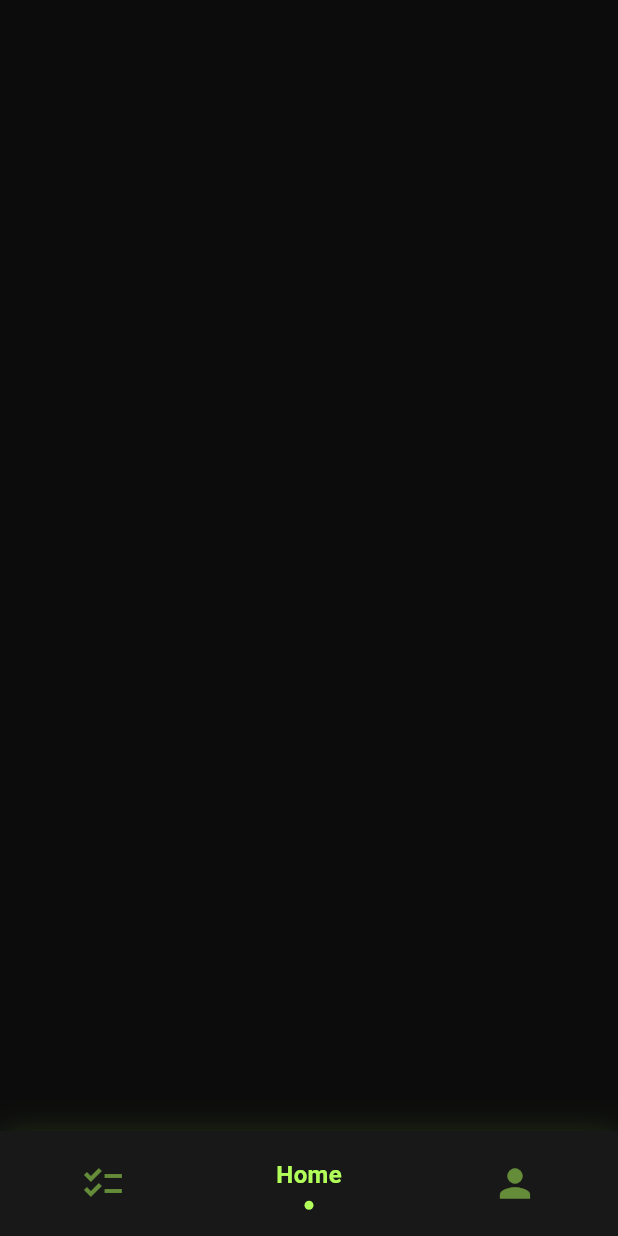
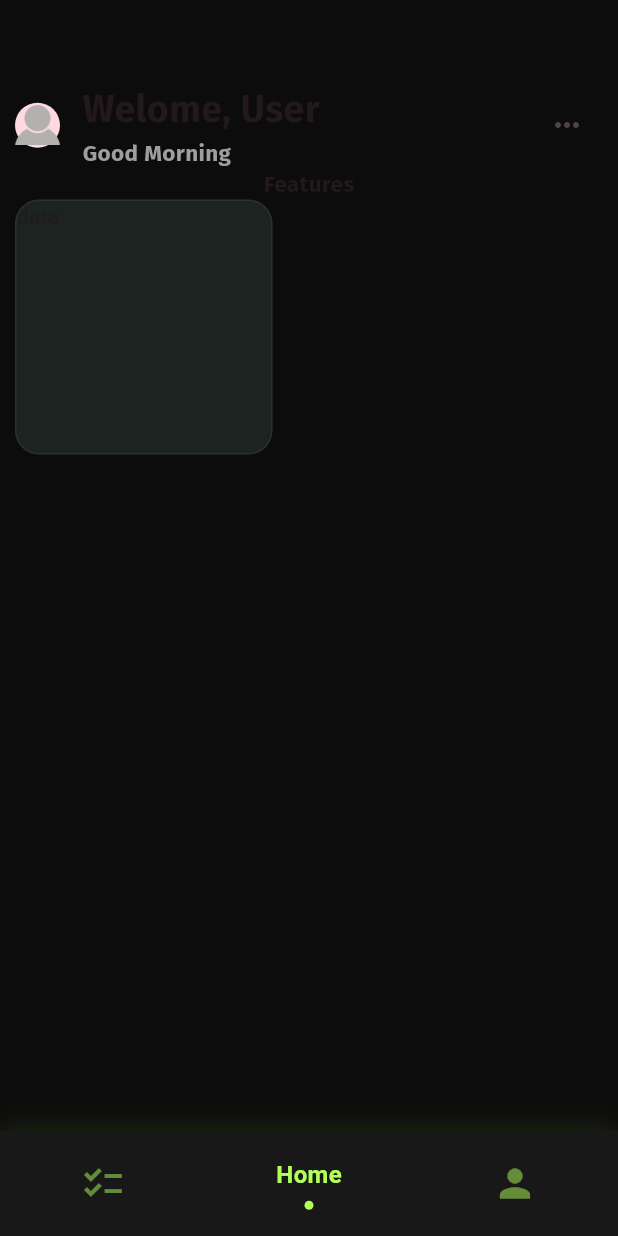
Before and after one commit to ItxPriyanshu/AllProjects, a Flutter app: the screen it shows after launch, on a phone screen of 412 x 824 dp. Run offline on Flutter 3.47's test engine with Material 3 defaults, Android fonts, the phone set to English and light mode, and no system bars; drawn by our look-alikes of sliding_clipped_nav_bar; our stand-ins replace carousel_slider, flutter_riverpod, flutter_screenutil, flutter_slidable, flutter_slider_drawer, google_fonts and 5 more; accounts and stored records are empty.

Commit message:
small changes in ui

```diff
--- /dev/null
+++ b/dropnote/lib/features/homescreen/components/function_container_01.dart
@@ -0,0 +1,32 @@
+import 'package:flutter/material.dart';
+import 'package:flutter_screenutil/flutter_screenutil.dart';
+
+class FunctionContainer01 extends StatelessWidget {
+  const FunctionContainer01({super.key});
+
+  @override
+  Widget build(BuildContext context) {
+    return Container(
+      width: 160.w,
+      height: 170,
+      decoration: BoxDecoration(
+        border: Border.all(
+          color: Colors.lightGreenAccent.withAlpha(20),
+          width: 1,
+        ),
+        borderRadius: BorderRadius.circular(16),
+        color: Color.fromARGB(80, 62, 86, 76),
+      ),
+      child: Column(
+        children: [
+          Row(
+            mainAxisAlignment: MainAxisAlignment.spaceBetween,
+            children: [
+              // Icon(Icons)
+            ],
+          )
+        ],
+      ),
+    );
+  }
+}
--- a/dropnote/lib/features/homescreen/home_screen.dart
+++ b/dropnote/lib/features/homescreen/home_screen.dart
@@ -1,24 +1,110 @@
 import 'package:flutter/material.dart';
+import 'package:flutter_screenutil/flutter_screenutil.dart';
+import 'package:google_fonts/google_fonts.dart';
 
 class HomeScreen extends StatelessWidget {
   const HomeScreen({super.key});
 
+  String greet() {
+    DateTime now = DateTime.now();
+    if (now.hour >= 5 && now.hour < 12) {
+      return "Good Morning";
+    } else if (now.hour >= 12 && now.hour < 17) {
+      return "Good Afternoon";
+    } else {
+      return "Good Evening";
+    }
+  }
+
   @override
   Widget build(BuildContext context) {
+    DateTime now = DateTime.now();
+    final hour = now.hour;
     return Scaffold(
       backgroundColor: const Color.fromARGB(255, 12, 12, 12),
 
       //**top part**//
-      body: SingleChildScrollView(
-        child: Padding(
-          padding: const EdgeInsets.only(left: 10,bottom: 10,right: 10,top: 8),
-          child: Column(children: [
+      body: Padding(
+        padding: const EdgeInsets.only(
+          left: 10,
+          bottom: 10,
+          right: 10,
+          top: 55,
+        ),
+        child: Column(
+          children: [
             Row(
+              mainAxisAlignment: MainAxisAlignment.spaceBetween,
               children: [
+                Row(
+                  children: [
+                    CircleAvatar(
+                      radius: 15,
 
+                      child: Image.asset(
+                        'assets/images/default_profile_pic.png',
+                      ),
+                    ),
+                    SizedBox(width: 15),
+                    Column(
+                      // mainAxisAlignment: MainAxisAlignment.start,
+                      crossAxisAlignment: CrossAxisAlignment.start,
+                      children: [
+                        Text(
+                          'Welome, User',
+                          style: GoogleFonts.firaSans(
+                            fontSize: 25,
+                            fontWeight: FontWeight.bold,
+                          ),
+                        ),
+                        Text(
+                          greet(),
+                          style: GoogleFonts.firaSans(
+                            fontSize: 15,
+                            fontWeight: FontWeight.bold,
+                            color: Colors.grey,
+                          ),
+                        ),
+                      ],
+                    ),
+                  ],
+                ),
+                IconButton(onPressed: () {}, icon: Icon(Icons.more_horiz)),
               ],
-            )
-          ],),
+            ),
+            SingleChildScrollView(
+              child: Column(
+                children: [
+                  Text(
+                    "Features",
+                    style: GoogleFonts.firaSans(
+                      fontSize: 15,
+                      fontWeight: FontWeight.bold,
+                    ),
+                    textAlign: TextAlign.start,
+                  ),
+                  //features card/containers
+                  Row(
+                    mainAxisAlignment: MainAxisAlignment.spaceBetween,
+                    children: [
+
+                      Container(
+
+                        width: 150.w,
+                        height: 170,
+                        decoration: BoxDecoration(
+                          border: Border.all(color: Colors.lightGreenAccent.withAlpha(20),width: 1),
+                          borderRadius: BorderRadius.circular(16),
+                          color: Color.fromARGB(80, 62, 86, 76),
+                        ),
+                        child: Text('data'),
+                      ),
+                    ],
+                  ),
+                ],
+              ),
+            ),
+          ],
         ),
       ),
     );
--- a/dropnote/pubspec.yaml
+++ b/dropnote/pubspec.yaml
@@ -69,6 +69,7 @@ flutter:
   # To add assets to your application, add an assets section, like this:
   assets:
     - assets/lotties/
+    - assets/images/
 
   # An image asset can refer to one or more resolution-specific "variants", see
   # https://flutter.dev/to/resolution-aware-images
```
Also changed, not shown: dropnote/assets/images/default_profile_pic.png (added).
